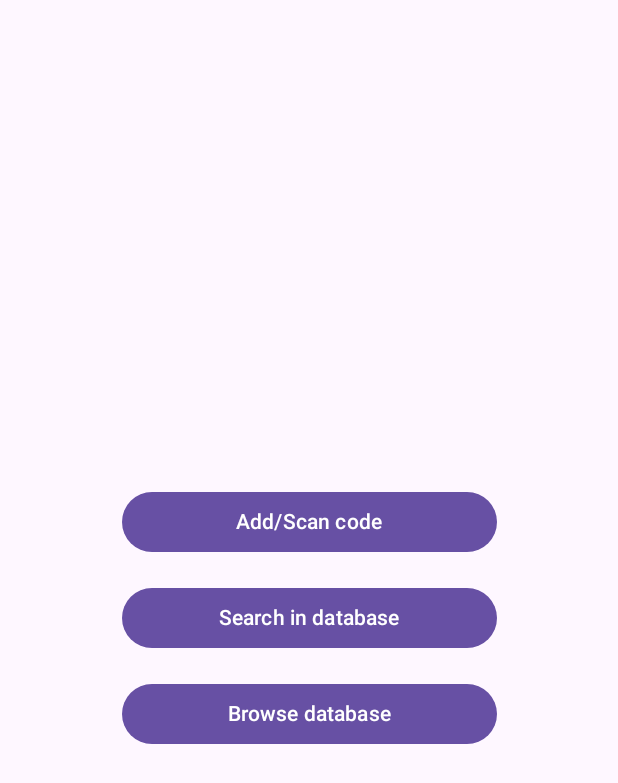
After one commit to Snowtouch/Barcode-Scanner-Database-Google-Play-release-v1.0.1, an Android app built with Jetpack Compose: the composable OptionScreen shown on its own in the app's theme, on a phone screen of 412 x 824 dp. The commit adds this screen. Shown: the top 783 px of the screen. Run offline under Robolectric (Android 15) with nearby library versions, the phone set to English and light mode, and no system bars.

Commit message:
ksp, gradle bug fixes, added OptionScreen

```diff
--- a/app/build.gradle
+++ b/app/build.gradle
@@ -1,7 +1,7 @@
 plugins {
     id 'com.android.application'
     id 'org.jetbrains.kotlin.android'
-    id 'com.google.devtools.ksp' version "1.8.21-1.0.11"
+    id 'com.google.devtools.ksp' version "1.8.22-1.0.11"
 }
 
 android {
@@ -28,7 +28,7 @@ android {
         }
     }
     compileOptions {
-        sourceCompatibility JavaVersion.VERSION_1_8
+        sourceCompatibility JavaVersion.VERSION_17
         targetCompatibility JavaVersion.VERSION_1_8
     }
     kotlinOptions {
--- a/app/src/main/java/com/example/barcodetodb/data/ScannedItem.kt
+++ b/app/src/main/java/com/example/barcodetodb/data/ScannedItem.kt
@@ -10,5 +10,6 @@ data class ScannedItem(
     val id: Int = 0,
     val scannedCode: Int,
     val itemName: String,
-    val scanDate: String
+    val scanDate: String,
+    val itemPrice: Double? = null
 )
--- /dev/null
+++ b/app/src/main/java/com/example/barcodetodb/ui/AddItemScreen.kt
@@ -0,0 +1 @@
+package com.example.barcodetodb.ui
--- a/app/src/main/java/com/example/barcodetodb/ui/BarcodeViewModel.kt
+++ b/app/src/main/java/com/example/barcodetodb/ui/BarcodeViewModel.kt
@@ -9,4 +9,6 @@ import kotlinx.coroutines.flow.asStateFlow
 class BarcodeViewModel : ViewModel() {
     private val _uiState = MutableStateFlow(AppUiState())
     val uiState: StateFlow<AppUiState> = _uiState.asStateFlow()
+
+
 }
--- /dev/null
+++ b/app/src/main/java/com/example/barcodetodb/ui/OptionScreen.kt
@@ -0,0 +1,61 @@
+package com.example.barcodetodb.ui
+
+import androidx.compose.foundation.layout.Arrangement
+import androidx.compose.foundation.layout.Column
+import androidx.compose.foundation.layout.fillMaxSize
+import androidx.compose.foundation.layout.fillMaxWidth
+import androidx.compose.foundation.layout.widthIn
+import androidx.compose.material3.Button
+import androidx.compose.material3.Text
+import androidx.compose.runtime.Composable
+import androidx.compose.ui.Alignment
+import androidx.compose.ui.Modifier
+import androidx.compose.ui.res.stringResource
+import androidx.compose.ui.tooling.preview.Preview
+import androidx.compose.ui.unit.dp
+import com.example.barcodetodb.R
+
+@Composable
+fun OptionScreen(
+    modifier: Modifier = Modifier
+) {
+    Column(
+        modifier = modifier
+            .fillMaxSize(),
+        horizontalAlignment = Alignment.CenterHorizontally,
+        verticalArrangement = Arrangement.Center
+
+    ) {
+        Column(verticalArrangement = Arrangement.spacedBy(16.dp)
+        ) {
+            OptionButton(
+                text = R.string.add_scan_button,
+                onClick = { /*TODO*/ })
+            OptionButton(
+                text = R.string.search_db_button,
+                onClick = { /*TODO*/ })
+            OptionButton(
+                text = R.string.browse_db_button,
+                onClick = { /*TODO*/ })
+        }
+    }
+}
+
+@Composable
+fun OptionButton(
+    text: Int,
+    onClick: () -> Unit,
+    modifier: Modifier = Modifier
+) {
+    Button(
+        onClick = onClick,
+        modifier = modifier.widthIn(min = 250.dp)
+    ){
+        Text(text = stringResource(id = text))
+    }
+}
+@Preview
+@Composable
+fun OptionScreenPreview(){
+    OptionScreen()
+}
--- a/app/src/main/res/values/strings.xml
+++ b/app/src/main/res/values/strings.xml
@@ -1,4 +1,7 @@
 <resources>
     <string name="app_name">BarcodeToDB</string>
     <string name="back_button">Back</string>
+    <string name="add_scan_button">Add/Scan code</string>
+    <string name="search_db_button">Search in database</string>
+    <string name="browse_db_button">Browse database</string>
 </resources>
--- a/build.gradle
+++ b/build.gradle
@@ -1,5 +1,4 @@
 // Top-level build file where you can add configuration options common to all sub-projects/modules.
-
 plugins {
     id 'com.android.application' version '8.0.2' apply false
     id 'com.android.library' version '8.0.2' apply false
--- a/settings.gradle
+++ b/settings.gradle
@@ -1,4 +1,7 @@
 pluginManagement {
+    plugins {
+        id("org.gradle.toolchains.foojay-resolver-convention") version("0.5.0")
+    }
     repositories {
         google()
         mavenCentral()
```
Also changed, not shown: app/src/main/java/com/example/barcodetodb/ui/StartScreen.kt (+16 -0 lines), gradle/wrapper/gradle-wrapper.properties.
